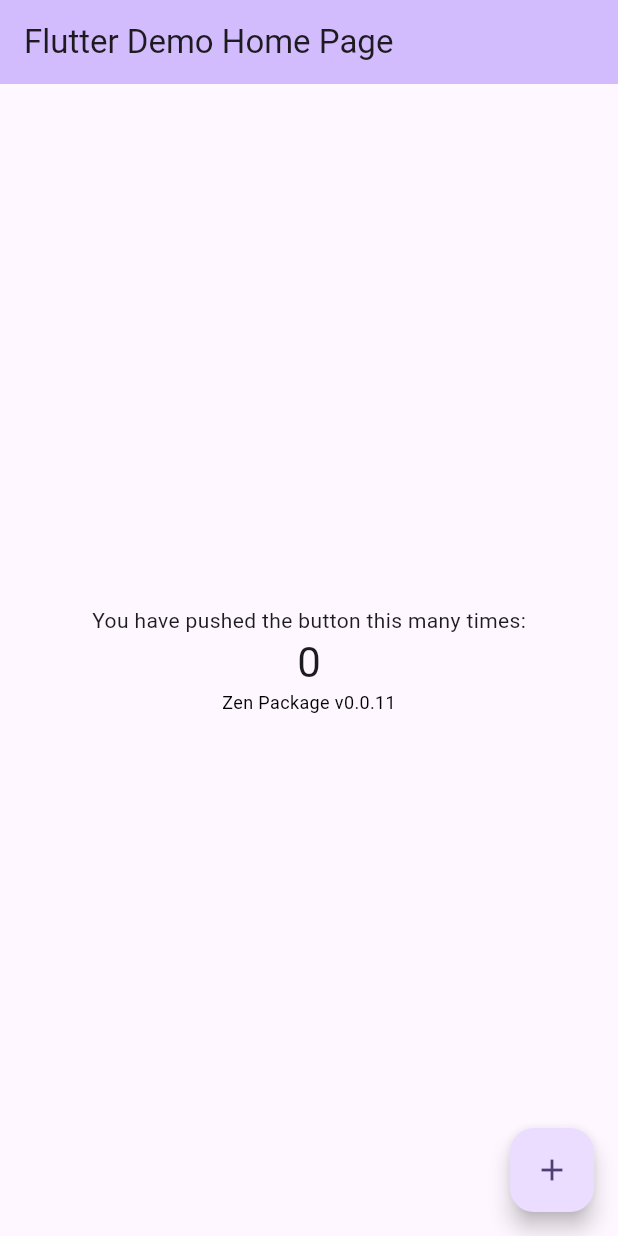
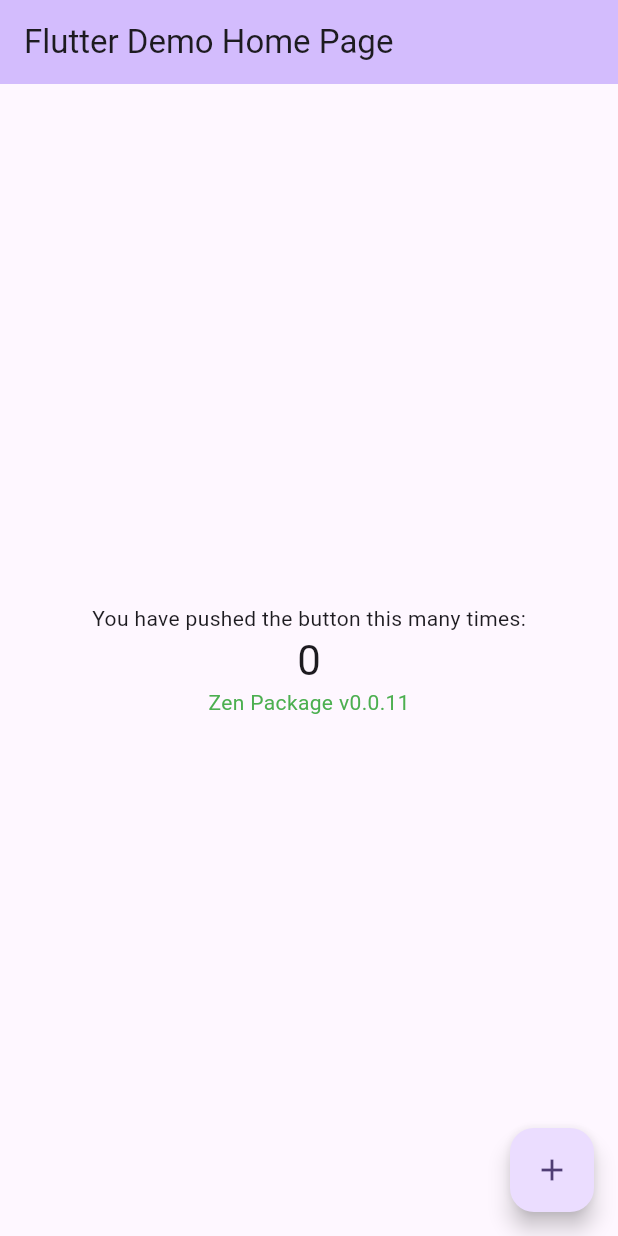
Before and after one commit to nirmalatgallabox/melos_package_maintainer, a Flutter app: the screen it shows after launch, on a phone screen of 412 x 824 dp. Run offline on Flutter 3.47's test engine with Material 3 defaults, Android fonts, the phone set to English and light mode, and no system bars.

Commit message:
feat(zen_package): style change (#2)
* feat(zen_package): color change

* feat(zen_package): size change

```diff
--- a/packages/zen_package/lib/zen_package.dart
+++ b/packages/zen_package/lib/zen_package.dart
@@ -11,8 +11,8 @@ class ZenPackage extends StatelessWidget {
     return const Text(
       'Zen Package v0.0.11',
       style: TextStyle(
-        color: Colors.black,
-        fontSize: 12,
+        color: Colors.green,
+        fontSize: 14,
       ),
     );
   }
```
Also changed, not shown: packages/hello_package/example/pubspec.lock, packages/zen_package/example/pubspec.lock.
